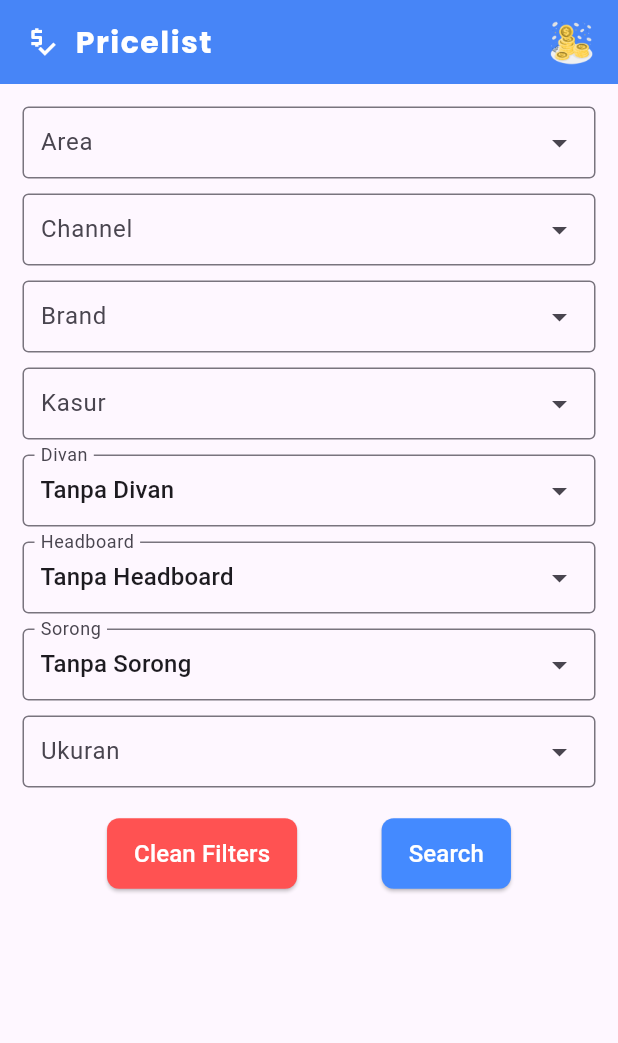
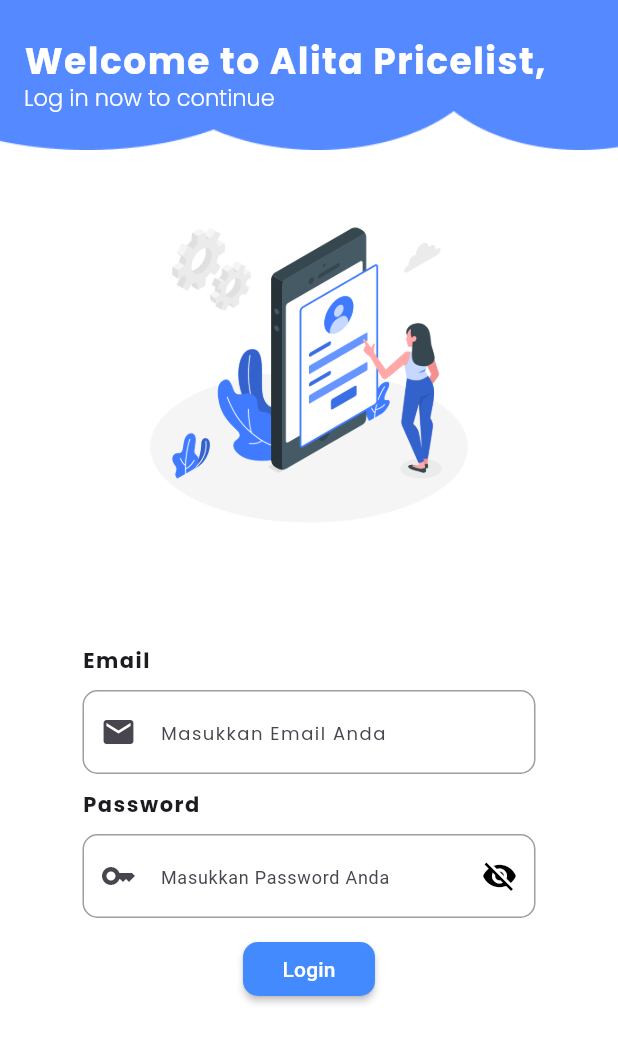
Before and after one commit to Syaha-Creator/alitapricelist, a Flutter app: the screen it shows after launch, on a phone screen of 412 x 824 dp. Shown: the top 1043 px of the screen. Run offline on Flutter 3.47's test engine with Material 3 defaults, Android fonts, the phone set to English and light mode, and no system bars; drawn by our look-alikes of dropdown_search; our stand-ins replace fluttertoast, logger, shared_preferences; missing offline and left inert: pattern_formatter.

Commit message:
Add Login Page

```diff
--- /dev/null
+++ b/lib/login.dart
@@ -0,0 +1,361 @@
+// ignore_for_file: avoid_print, use_build_context_synchronously, non_constant_identifier_names, deprecated_member_use
+
+import 'dart:convert';
+
+import 'package:alitapricelist/alita.dart';
+import 'package:alitapricelist/url.dart';
+import 'package:flutter/material.dart';
+import 'package:fluttertoast/fluttertoast.dart';
+import 'package:http/http.dart' as http;
+import 'package:shared_preferences/shared_preferences.dart';
+
+class User {
+  String email;
+  String password;
+
+  User({
+    required this.email,
+    required this.password,
+  });
+
+  factory User.fromJson(Map<String, dynamic> parsedJson) {
+    return User(
+      email: parsedJson['email'].toString(),
+      password: parsedJson['password'].toString(),
+    );
+  }
+}
+
+class Login extends StatefulWidget {
+  const Login({super.key});
+
+  @override
+  State<Login> createState() => _LoginState();
+}
+
+class _LoginState extends State<Login> {
+  bool loading = false;
+  String? email, password;
+  bool _isHidePassword = true;
+  TextEditingController formemail = TextEditingController();
+  TextEditingController formpass = TextEditingController();
+  final _formKey = GlobalKey<FormState>();
+
+  void _tooglePasswordvisible() {
+    setState(() {
+      _isHidePassword = !_isHidePassword;
+    });
+  }
+
+  Future<User?> create() async {
+    email = formemail.text.toString();
+    password = formpass.text.toString();
+
+    print(
+        "url = ${URLV2}oauth/token?grant_type=password&email=${email!}&password=${password!}$Client_Andro");
+    var response = await http.post(
+        Uri.parse(
+            "${URLV2}oauth/token?grant_type=password&email=${email!}&password=${password!}$Client_Andro"),
+        headers: <String, String>{
+          'Content-Type': 'application/json; charset=UTF-8',
+        },
+        body: jsonEncode(<String, String>{
+          'email': email!,
+          'password': password!,
+        }));
+
+    if (response.statusCode == 200) {
+      final data = jsonDecode(response.body);
+      if (data['error'] == "invalid email dan password combination") {
+        print(response.statusCode);
+        Fluttertoast.showToast(
+            msg: "Invalid email and password combination",
+            toastLength: Toast.LENGTH_SHORT,
+            gravity: ToastGravity.BOTTOM);
+      } else {
+        int id = data['id'];
+        String namaAPI = data['name'];
+        String emailAPI = data['email'];
+        String showimage = data['image']['url'];
+        String no = data['phone'].toString();
+        int area = data['area_id'];
+        int compny = data['company_id'];
+        String token = data['access_token'];
+        setState(() {
+          loading = false;
+          savePref(
+              0, emailAPI, namaAPI, id, showimage, no, area, compny, token);
+        });
+
+        print(response.statusCode);
+        print(namaAPI);
+        print("result = $data");
+        // Login API(Id);
+        Navigator.push(
+          context,
+          MaterialPageRoute(builder: (context) => const Alita()),
+        );
+        Fluttertoast.showToast(
+            msg: "Selamat Datang",
+            backgroundColor: Colors.blueGrey.shade300,
+            textColor: Colors.white,
+            toastLength: Toast.LENGTH_SHORT,
+            gravity: ToastGravity.TOP);
+      }
+
+      return User.fromJson(jsonDecode(response.body));
+    } else {
+      Fluttertoast.showToast(
+          msg: "Sorry, Alita Out of Service or Internet No Connection",
+          toastLength: Toast.LENGTH_SHORT,
+          gravity: ToastGravity.BOTTOM);
+      throw Exception(response.statusCode);
+    }
+  }
+
+  savePref(int Value, String email, String nama, int id, String image,
+      String hp, int ar, int company, String token) async {
+    SharedPreferences preferences = await SharedPreferences.getInstance();
+
+    setState(() {
+      preferences.setInt("value", 0);
+      preferences.setString("name", nama);
+      preferences.setString("email", email);
+      preferences.setInt("id", id);
+      preferences.setString("image_url", image.toString());
+      preferences.setString("phone", hp);
+      preferences.setInt("area_id", ar);
+      preferences.setString("access_token", token);
+      preferences.setInt("company_id", company);
+      preferences.commit();
+    });
+  }
+
+  @override
+  void initState() {
+    super.initState();
+    getPref();
+  }
+
+  getPref() async {
+    WidgetsFlutterBinding.ensureInitialized();
+    SharedPreferences preferences = await SharedPreferences.getInstance();
+    setState(() {
+      var name = preferences.getString("name");
+
+      if (name != null) {
+        Navigator.of(context)
+            .push(MaterialPageRoute(builder: (context) => const Alita()));
+      } else {
+        const Login();
+      }
+    });
+  }
+
+  @override
+  Widget build(BuildContext context) {
+    return Scaffold(
+      backgroundColor: Colors.white,
+      appBar: AppBar(
+        automaticallyImplyLeading: false,
+        backgroundColor: Colors.transparent,
+        centerTitle: false,
+        title: const Column(
+          crossAxisAlignment: CrossAxisAlignment.start,
+          children: [
+            Text(
+              'Welcome to Alita Pricelist,',
+              style: TextStyle(
+                fontFamily: 'Poppins',
+                fontWeight: FontWeight.bold,
+                letterSpacing: 1,
+                color: Colors.white,
+                fontSize: 24,
+              ),
+            ),
+            Text(
+              'Log in now to continue',
+              style: TextStyle(
+                fontFamily: 'Poppins',
+                color: Colors.white,
+                fontWeight: FontWeight.w300,
+                fontSize: 15,
+              ),
+            )
+          ],
+        ),
+        toolbarHeight: 100,
+        flexibleSpace: Container(
+            decoration: const BoxDecoration(
+                image: DecorationImage(
+                    image: AssetImage('assets/Top.png'), fit: BoxFit.fill))),
+      ),
+      body: Form(
+        key: _formKey,
+        child: SafeArea(
+          child: Column(
+            crossAxisAlignment: CrossAxisAlignment.stretch,
+            children: <Widget>[
+              //Header Container
+              //Body Container
+              Expanded(
+                child: SingleChildScrollView(
+                  padding: const EdgeInsets.symmetric(horizontal: 30.0),
+                  child: Column(
+                    children: <Widget>[
+                      Container(
+                        margin: const EdgeInsets.only(left: 15, right: 15),
+                        child: Column(
+                          mainAxisAlignment: MainAxisAlignment.center,
+                          children: [
+                            Image.asset(
+                              'assets/login.png',
+                              width: 300,
+                            ),
+                            const SizedBox(
+                              height: 20,
+                            ),
+                            Container(
+                              padding: const EdgeInsets.all(10),
+                              decoration: const BoxDecoration(
+                                  color: Color(0xFFFFFFFF),
+                                  boxShadow: [
+                                    BoxShadow(
+                                      color: Color(0xFFFFFFFF),
+                                      blurRadius: 8.0,
+                                    )
+                                  ],
+                                  borderRadius: BorderRadius.all(
+                                    Radius.circular(10),
+                                  )),
+                              child: Column(
+                                crossAxisAlignment: CrossAxisAlignment.start,
+                                children: [
+                                  const Text(
+                                    'Email',
+                                    style: TextStyle(
+                                        fontFamily: 'Poppins',
+                                        fontWeight: FontWeight.w600,
+                                        letterSpacing: 1,
+                                        fontSize: 14),
+                                  ),
+                                  const SizedBox(
+                                    height: 10,
+                                  ),
+                                  TextFormField(
+                                    validator: (e) {
+                                      if (e!.isEmpty) {
+                                        return "Tolong Masukkan Email Anda";
+                                      }
+                                      return null;
+                                    },
+                                    controller: formemail,
+                                    keyboardType: TextInputType.emailAddress,
+                                    decoration: InputDecoration(
+                                      hintText: 'Masukkan Email Anda',
+                                      prefixIcon: const Icon(Icons.email),
+                                      hintStyle: const TextStyle(
+                                        fontSize: 12,
+                                        fontWeight: FontWeight.w400,
+                                        fontFamily: 'Poppins',
+                                        letterSpacing: 1,
+                                      ),
+                                      enabledBorder: OutlineInputBorder(
+                                        borderSide: const BorderSide(
+                                          width: 1,
+                                          color: Colors.grey,
+                                        ),
+                                        borderRadius: BorderRadius.circular(10),
+                                      ),
+                                    ),
+                                  ),
+                                  const SizedBox(
+                                    height: 10,
+                                  ),
+                                  const Text(
+                                    'Password',
+                                    style: TextStyle(
+                                        fontFamily: 'Poppins',
+                                        fontSize: 14,
+                                        fontWeight: FontWeight.w600,
+                                        letterSpacing: 1),
+                                  ),
+                                  const SizedBox(
+                                    height: 10,
+                                  ),
+                                  TextFormField(
+                                    validator: (e) {
+                                      if (e!.isEmpty) {
+                                        return "Tolong Masukkan Password Anda";
+                                      }
+                                      return null;
+                                    },
+                                    controller: formpass,
+                                    obscureText: _isHidePassword,
+                                    decoration: InputDecoration(
+                                        hintText: "Masukkan Password Anda",
+                                        prefixIcon: const Icon(Icons.key),
+                                        suffixIcon: GestureDetector(
+                                          onTap: () {
+                                            _tooglePasswordvisible();
+                                          },
+                                          child: Icon(
+                                            _isHidePassword
+                                                ? Icons.visibility_off
+                                                : Icons.visibility,
+                                            color: _isHidePassword
+                                                ? Colors.black
+                                                : Colors.blue,
+                                          ),
+                                        ),
+                                        hintStyle: const TextStyle(
+                                          fontSize: 12,
+                                          fontWeight: FontWeight.w400,
+                                        ),
+                                        enabledBorder: OutlineInputBorder(
+                                          borderSide: const BorderSide(
+                                              width: 1, color: Colors.grey),
+                                          borderRadius:
+                                              BorderRadius.circular(10),
+                                        )),
+                                  ),
+                                  const SizedBox(
+                                    height: 10,
+                                  ),
+                                  Align(
+                                    alignment: Alignment.center,
+                                    child: MaterialButton(
+                                      onPressed: () {
+                                        if (_formKey.currentState!.validate()) {
+                                          create();
+                                        }
+                                      },
+                                      color: Colors.blueAccent,
+                                      shape: const RoundedRectangleBorder(
+                                        borderRadius: BorderRadius.all(
+                                          Radius.circular(10),
+                                        ),
+                                      ),
+                                      child: const Text(
+                                        "Login",
+                                        style: TextStyle(color: Colors.white),
+                                      ),
+                                    ),
+                                  )
+                                ],
+                              ),
+                            )
+                          ],
+                        ),
+                      )
+                    ],
+                  ),
+                ),
+              ),
+            ],
+          ),
+        ),
+      ),
+    );
+  }
+}
--- a/lib/main.dart
+++ b/lib/main.dart
@@ -1,7 +1,7 @@
-import 'package:alitapricelist/alita.dart';
+import 'package:alitapricelist/login.dart';
 import 'package:flutter/material.dart';
 
 void main() {
   WidgetsFlutterBinding.ensureInitialized();
-  runApp(const MaterialApp(debugShowCheckedModeBanner: false, home: Alita()));
+  runApp(const MaterialApp(debugShowCheckedModeBanner: false, home: Login()));
 }
--- /dev/null
+++ b/lib/url.dart
@@ -0,0 +1,6 @@
+// ignore_for_file: non_constant_identifier_names
+
+String URLV2 = "https://alitav2.massindo.com/";
+
+String Client_Andro =
+    "&client_id=eOfwGXXW4e3ysrxJkweoPP0aAAdB6BEC4BfXMxnMYVs&client_secret=8DVadPpyMluM1P5vo3g-DsqX9DT_EtB-XlLVCFfjEVo";
```
Also changed, not shown: lib/alita.dart (+85 -8 lines), pubspec.yaml (+2 -6 lines), assets/Bot.png (added), assets/Login1.png (added), assets/Top.png (added), assets/Union.png (added), assets/login.png (added), assets/power.png (added), pubspec.lock, 6 other files.
